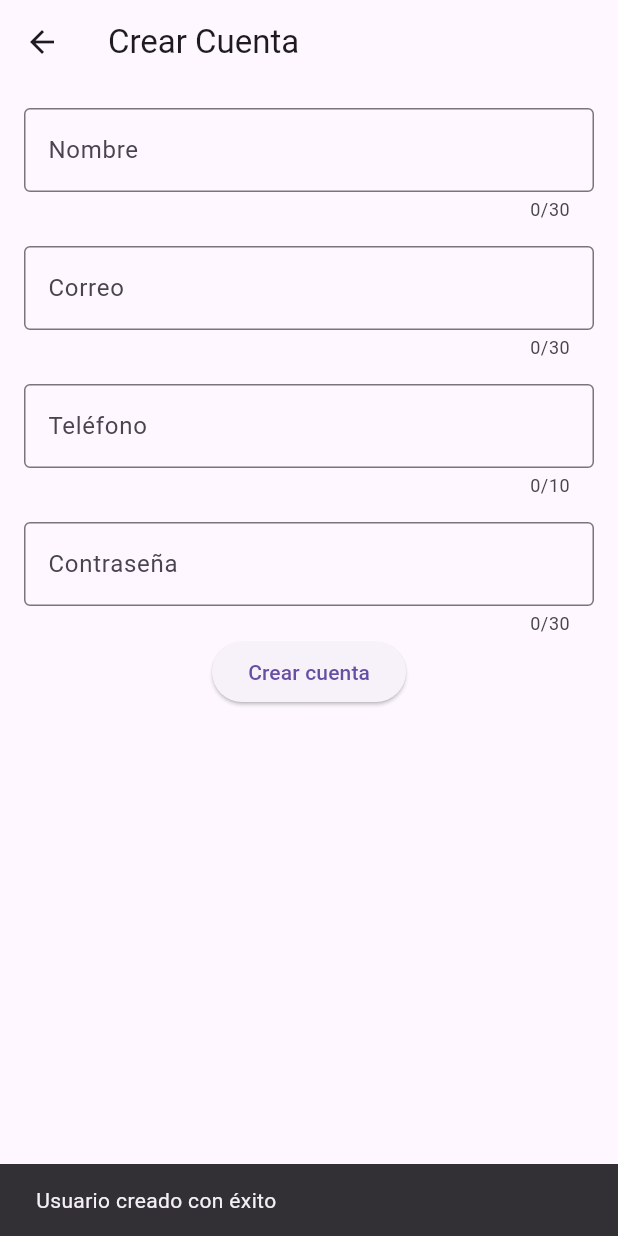
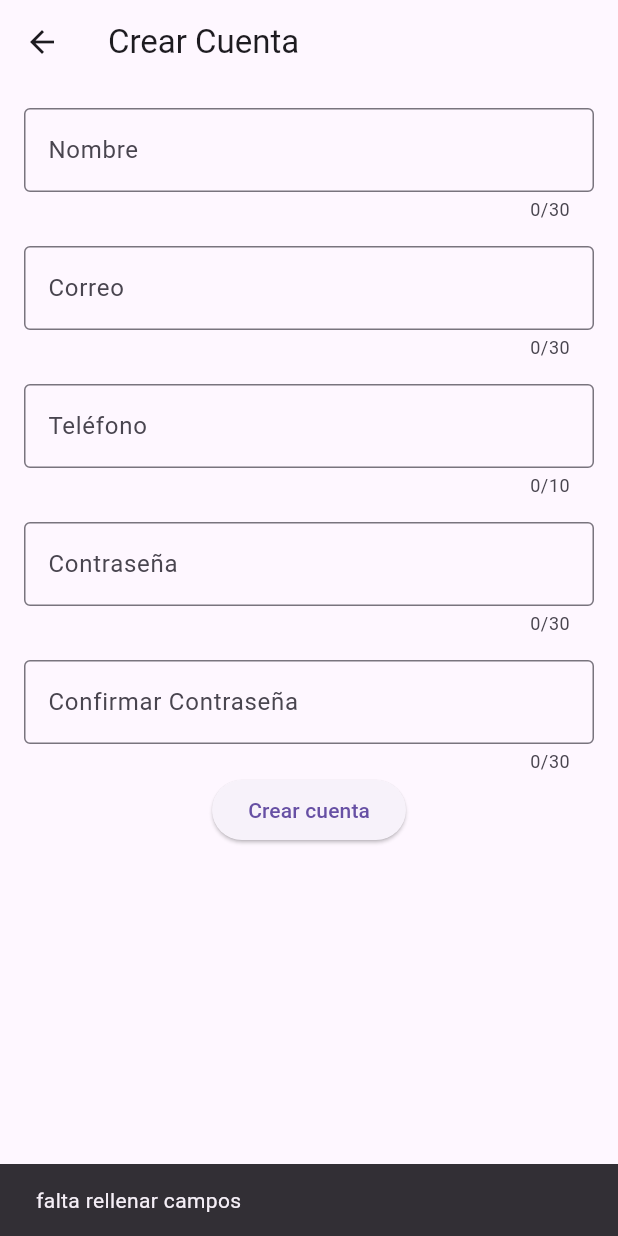
Before and after one commit to XavierReyes1/flutter_application_1, a Flutter app: the CrearCuenta screen opened directly with empty values, after a tap on "Crear cuenta", on a phone screen of 412 x 824 dp. Run offline on Flutter 3.47's test engine with Material 3 defaults, Android fonts, the phone set to English and light mode, and no system bars.

Commit message:
Update crearCuenta.dart

```diff
--- a/lib/crearCuenta.dart
+++ b/lib/crearCuenta.dart
@@ -7,7 +7,7 @@ class CrearCuenta extends StatelessWidget {
   final TextEditingController correoController = TextEditingController();
   final TextEditingController telefonoController = TextEditingController();
   final TextEditingController contraController = TextEditingController();
-
+final TextEditingController confirmaContraController = TextEditingController();
   final void Function(Usuario) onUsuarioCreado;
 
   CrearCuenta({required this.onUsuarioCreado});
@@ -62,9 +62,33 @@ class CrearCuenta extends StatelessWidget {
                 border: OutlineInputBorder(),
               ),
             ),
+              const SizedBox(height: 16),
+            TextField(
+              controller: confirmaContraController,
+              maxLength: 30,
+              keyboardType: TextInputType.text,
+              obscureText: true,
+              decoration: const InputDecoration(
+                labelText: 'Confirmar Contraseña',
+                border: OutlineInputBorder(),
+              ),
+            ),
             ElevatedButton(
               onPressed: () {
-                Usuario nuevoUsuario = Usuario(
+                if(nombreController.text.isEmpty || correoController.text.isEmpty ||
+                 telefonoController.text.isEmpty || contraController.text.isEmpty ||
+                 confirmaContraController.text.isEmpty){
+
+                    ScaffoldMessenger.of(context).showSnackBar(const SnackBar(content: Text("falta rellenar campos")));
+                }
+
+                else{
+                    if (confirmaContraController.text != contraController.text) {
+                  ScaffoldMessenger.of(context).showSnackBar(const SnackBar(content: Text("No coinden las contraseñas")));
+
+                }
+                else{
+                     Usuario nuevoUsuario = Usuario(
                   nombre: nombreController.text,
                   correo: correoController.text,
                   telefono: int.tryParse(telefonoController.text) ?? 0,
@@ -72,8 +96,12 @@ class CrearCuenta extends StatelessWidget {
                 );
                 onUsuarioCreado(nuevoUsuario);
                 ScaffoldMessenger.of(context).showSnackBar(
-                  SnackBar(content: Text('Usuario creado con éxito')),
+                  const SnackBar(content: Text('Usuario creado con éxito')),
                 );
+                }
+
+                };
+
               },
               child: const Text('Crear cuenta'),
             ),
```
